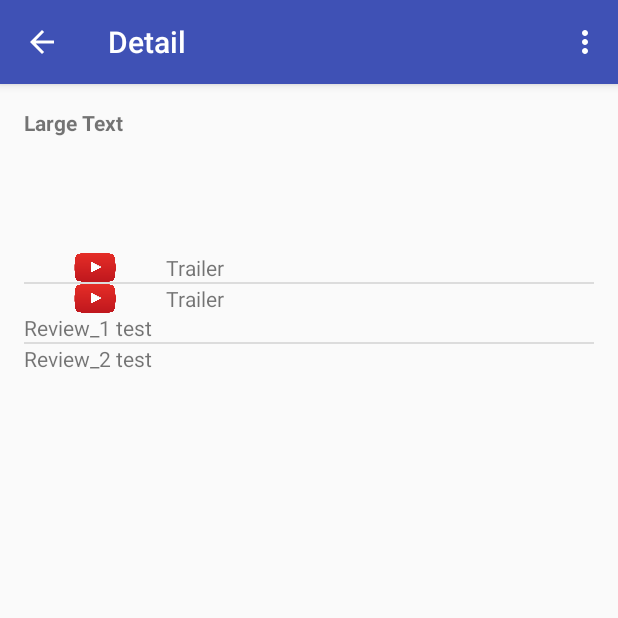
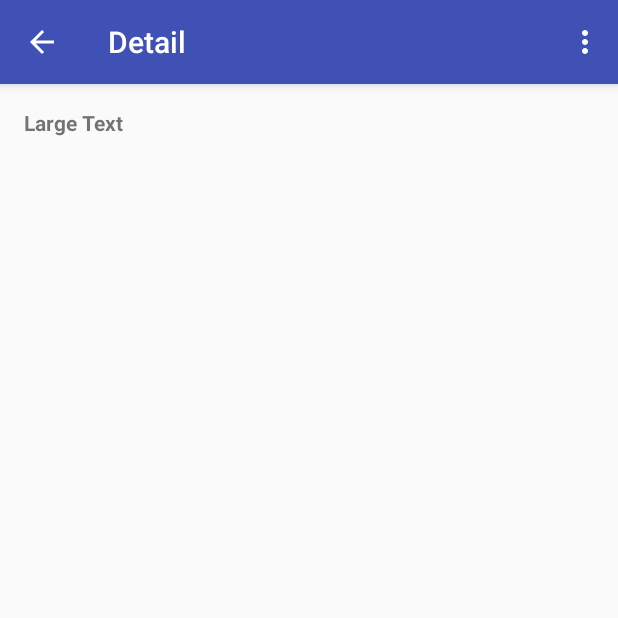
Before and after one commit to ducs1988/PopularMovies, an Android app: the DetailActivityFragment screen opened directly, with no data from a screen before it, on a phone screen of 412 x 824 dp, the top half of it. Run offline under Robolectric (Android 15) with nearby library versions, the phone set to English and light mode, and no system bars; our stand-ins replace Picasso; pictures from the network do not load.

Commit message:
Add trailer & review Fetch / customized ListViewer

```diff
--- /dev/null
+++ b/app/src/main/java/com/example/cs/popularmovies/MyListView.java
@@ -0,0 +1,42 @@
+package com.example.cs.popularmovies;
+
+import android.content.Context;
+import android.util.AttributeSet;
+import android.view.MotionEvent;
+import android.widget.ListView;
+
+/**
+ * Created by cs on 8/16/16.
+ */
+public class MyListView extends ListView {
+
+    public MyListView(Context context) {
+        super(context);
+        setClickable(false);
+        setFocusable(false);
+    }
+
+    public MyListView(Context context, AttributeSet attrs) {
+        super(context, attrs);
+        setClickable(false);
+        setFocusable(false);
+    }
+
+    public MyListView(Context context, AttributeSet attrs, int defStyle) {
+        super(context, attrs, defStyle);
+        setClickable(false);
+        setFocusable(false);
+    }
+
+    @Override
+    public boolean onInterceptTouchEvent(MotionEvent ev) {
+        return super.onInterceptTouchEvent(ev);
+    }
+
+    @Override
+    protected void onMeasure(int widthMeasureSpec, int heightMeasureSpec) {
+        int expandSpec = MeasureSpec.makeMeasureSpec(Integer.MAX_VALUE >> 2,MeasureSpec.AT_MOST);
+        super.onMeasure(widthMeasureSpec, expandSpec);
+    }
+
+}
--- a/app/src/main/res/layout/fragment_detail.xml
+++ b/app/src/main/res/layout/fragment_detail.xml
@@ -67,15 +67,11 @@
             android:layout_width="match_parent"
             android:layout_height="wrap_content" />
 
-        <ListView
-            android:id="@+id/trailer_list"
+        <LinearLayout
+            android:id="@+id/linear_trailer_review"
             android:layout_width="match_parent"
-            android:layout_height="wrap_content" />
-
-        <ListView
-            android:id="@+id/review_list"
-            android:layout_width="match_parent"
-            android:layout_height="wrap_content" />
+            android:layout_height="wrap_content"
+            android:orientation="vertical"/>
 
     </LinearLayout>
 
--- /dev/null
+++ b/app/src/main/res/layout/listview_review.xml
@@ -0,0 +1,5 @@
+<?xml version="1.0" encoding="utf-8"?>
+<com.example.cs.popularmovies.MyListView xmlns:android="http://schemas.android.com/apk/res/android"
+    android:id="@+id/list_view_review"
+    android:layout_width="match_parent"
+    android:layout_height="match_parent" />
--- /dev/null
+++ b/app/src/main/res/layout/listview_trailer.xml
@@ -0,0 +1,5 @@
+<?xml version="1.0" encoding="utf-8"?>
+<com.example.cs.popularmovies.MyListView xmlns:android="http://schemas.android.com/apk/res/android"
+    android:id="@+id/list_view_trailer"
+    android:layout_width="match_parent"
+    android:layout_height="match_parent" />
```
Also changed, not shown: app/src/main/java/com/example/cs/popularmovies/DetailActivityFragment.java (+154 -23 lines).
